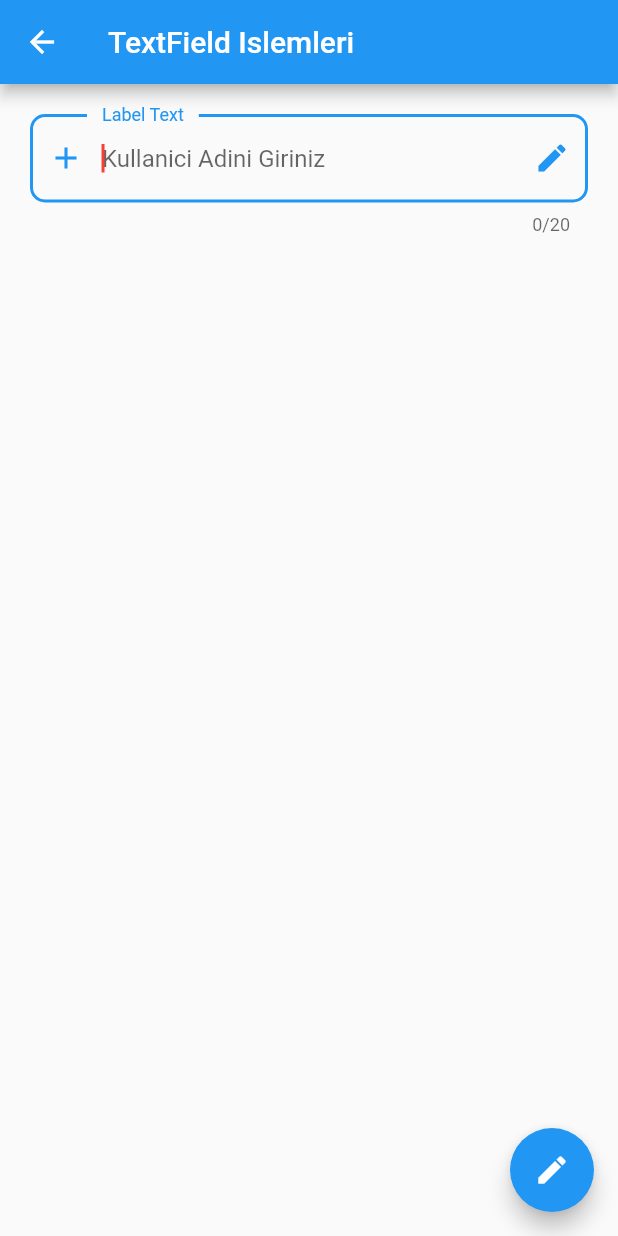
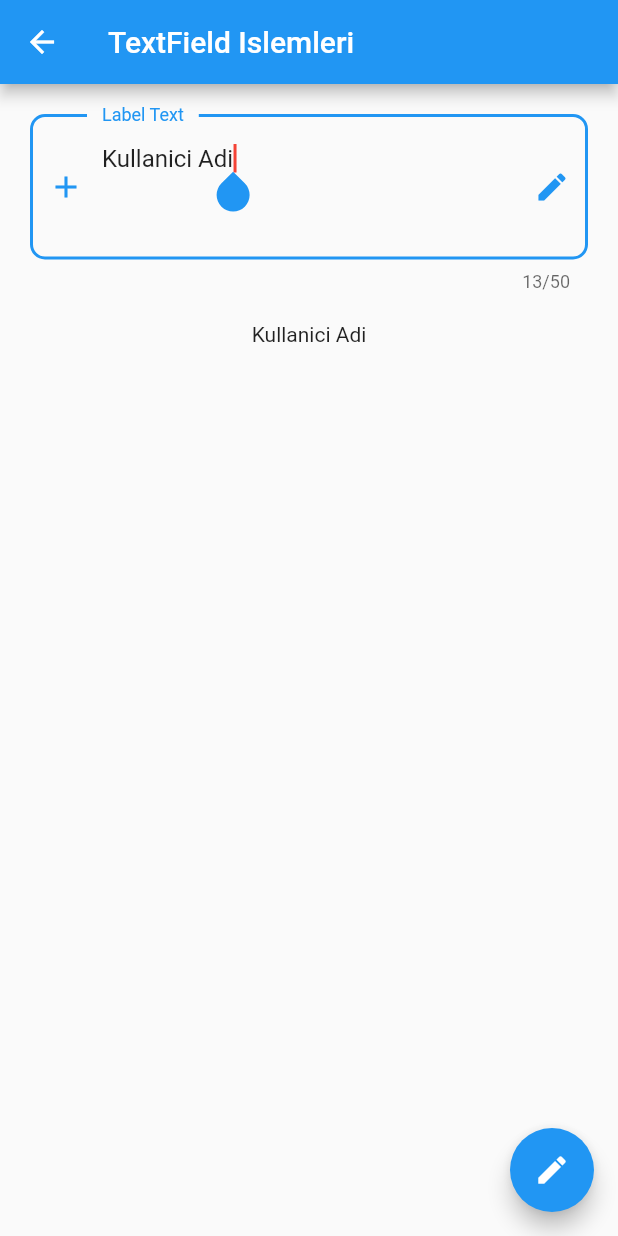
Before and after one commit to tahaturan/flutter_input_widgets, a Flutter app: the TextFieldIslemleri screen opened directly, on a phone screen of 412 x 824 dp. Run offline on Flutter 3.47's test engine with Material 2 defaults, Android fonts, the light colour scheme and no system bars.

Commit message:
Controller & FocusNode Kullanimi

```diff
--- a/lib/views/textfield_islemleri.dart
+++ b/lib/views/textfield_islemleri.dart
@@ -8,6 +8,37 @@ class TextFieldIslemleri extends StatefulWidget {
 }
 
 class _TextFieldIslemleriState extends State<TextFieldIslemleri> {
+  late TextEditingController _kullaniciAdiKontrol;
+  late FocusNode _focusNode;
+  late int maxLineCount = 1;
+  @override
+  void initState() {
+    //*ekrana yazilmadan once calsitirilan yapidir genelde atamalari initState icinde yapariz
+    super.initState();
+    _kullaniciAdiKontrol = TextEditingController(text: "Kullanici Adi");
+    _focusNode = FocusNode();
+    _focusNode.addListener(() {
+      //*yapilan degisikleri Dinler
+      setState(() {
+        if (_focusNode.hasFocus) {
+          //*eger odak ondaysa
+          maxLineCount = 3; //*satirsaysini 3 e cikar
+        } else {
+          maxLineCount = 1; //*degilse 1 indir
+        }
+      });
+    });
+    //*ilk atanan deger
+  }
+
+  @override
+  void dispose() {
+    _kullaniciAdiKontrol.dispose();
+    _focusNode.dispose();
+    super.dispose();
+    //*burda da ise yok etme islemi yoksa bellekte kalir ve gereksiz yer kaplar
+  }
+
   @override
   Widget build(BuildContext context) {
     return Scaffold(
@@ -19,13 +50,16 @@ class _TextFieldIslemleriState extends State<TextFieldIslemleri> {
           Padding(
             padding: const EdgeInsets.all(20.0),
             child: TextField(
+              focusNode: _focusNode,
+              controller: _kullaniciAdiKontrol,
               keyboardType: TextInputType.number, //*Klavye Stilimizi Belirler
               textInputAction: TextInputAction.done,
               //*kalvye acildiginda ilerimi yoksa okeylemisin felan onlari degistiyor
               autofocus: true,
               //* sayfa acildiginda ilk olarak burasi acilacaktir islem girmesi icin
-              maxLines: 1, //* 1 satirlik veri girilmesi icin yer olusturur
-              maxLength: 20, //* maximum karakter sayisini belirleriz
+              maxLines:
+                  maxLineCount, //* 1 satirlik veri girilmesi icin yer olusturur
+              maxLength: 50, //* maximum karakter sayisini belirleriz
               onChanged: (String deger) {
                 //*burasi inputa girilen degeleri alir ve bize verir mesela arama islemlerinde felann kullabiliriz
                 //! Basilan Her karakteri Alir
@@ -48,10 +82,15 @@ class _TextFieldIslemleriState extends State<TextFieldIslemleri> {
               ),
             ),
           ),
+          Text(_kullaniciAdiKontrol.text),
         ],
       ),
       floatingActionButton: FloatingActionButton(
-        onPressed: () {},
+        onPressed: () {
+          setState(() {
+            _kullaniciAdiKontrol.text = "Buttondan Gelen Hazir Veri";
+          });
+        },
         child: const Icon(Icons.edit),
       ),
     );
```
